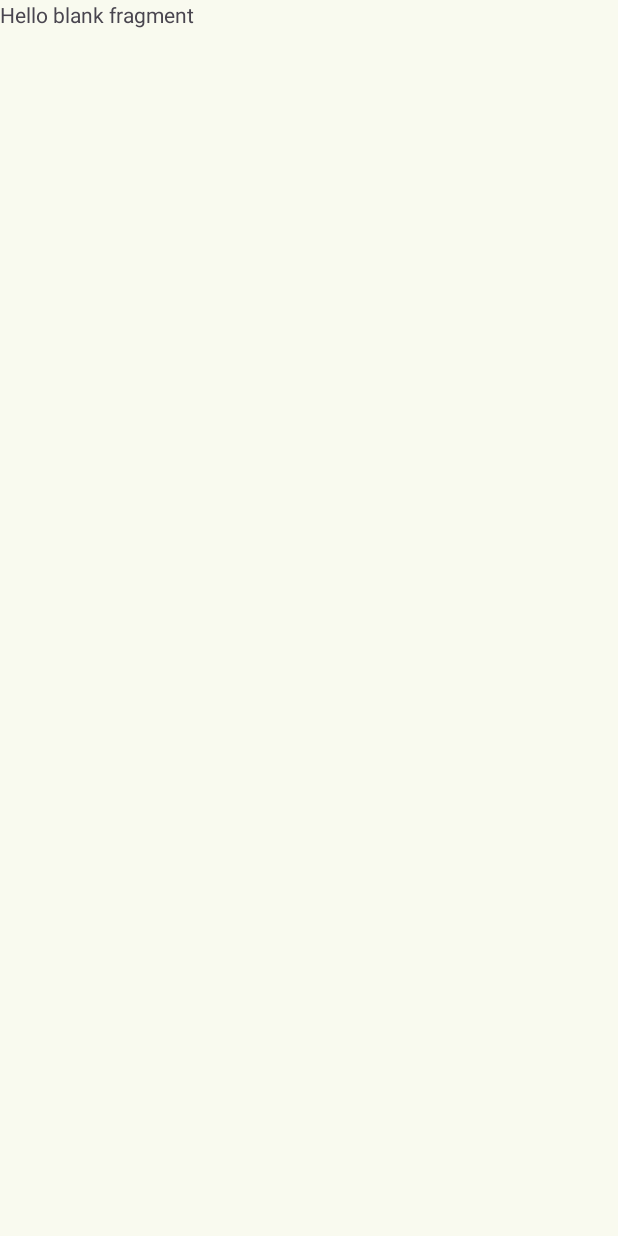
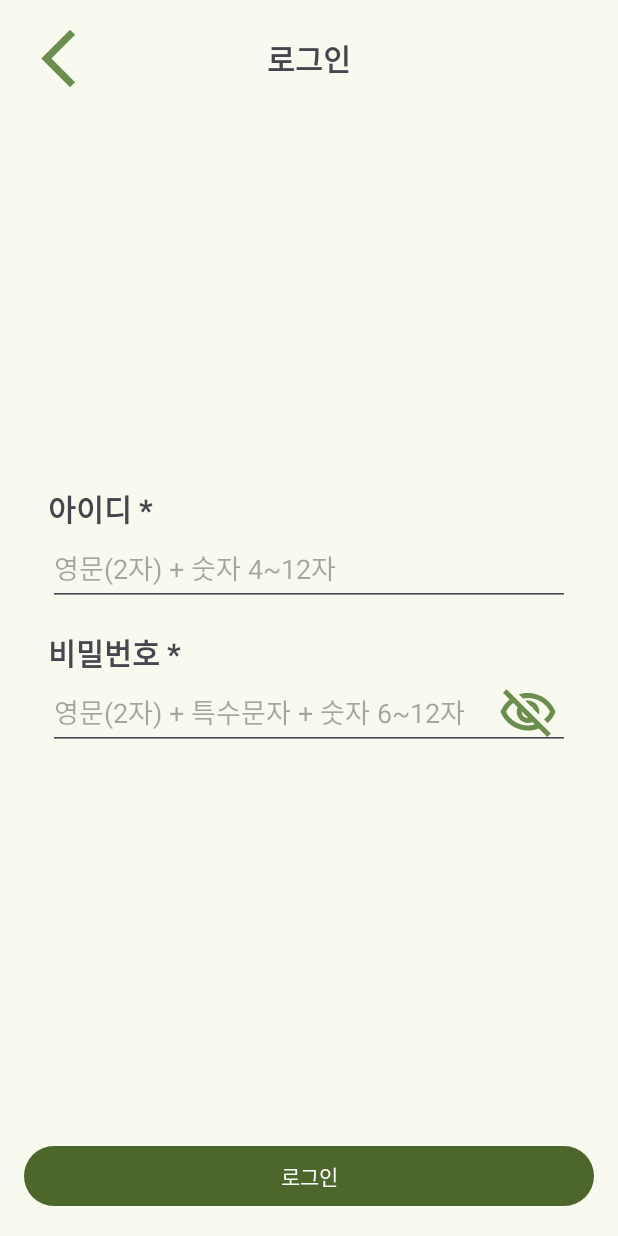
Before and after one commit to MunkiJeon/Sparta_Onboarding_Quest, an Android app: the SigninFragment screen opened through its navigation route, on a phone screen of 412 x 824 dp. Before the commit the screen is almost empty. Run offline under Robolectric (Android 15) with nearby library versions, the phone set to English and light mode, and no system bars.

Commit message:
로그인 화면 쉐어드 + 롬 진행중

```diff
--- a/app/build.gradle.kts
+++ b/app/build.gradle.kts
@@ -1,6 +1,7 @@
 plugins {
     alias(libs.plugins.android.application)
     alias(libs.plugins.jetbrains.kotlin.android)
+    id("kotlin-parcelize")
 }
 
 android {
--- /dev/null
+++ b/app/src/main/java/com/example/sparta_onboarding_quest/data/UserData.kt
@@ -0,0 +1,14 @@
+package com.example.sparta_onboarding_quest.data
+
+import android.os.Parcelable
+import kotlinx.android.parcel.Parcelize
+
+@Parcelize
+data class UserData(
+    var id: String,
+    var pw: String,
+    var name: String,
+    var age: String = "20",
+    var mbti: String = "ESTJ",
+    var gender: String = "남성"
+) : Parcelable
--- a/app/src/main/java/com/example/sparta_onboarding_quest/data/UserDataManager.kt
+++ b/app/src/main/java/com/example/sparta_onboarding_quest/data/UserDataManager.kt
@@ -2,10 +2,13 @@ package com.example.sparta_onboarding_quest.data
 
 import android.content.Context
 import android.content.SharedPreferences
+import org.json.JSONObject
+import java.io.File
 
 class UserDataManager(context: Context) {
     private val sharedPreferences: SharedPreferences =
         context.getSharedPreferences("User_DATA", Context.MODE_PRIVATE)
+    private val userDataFile = File(context.filesDir, "user_data.json")
 
     fun saveUserData(
         userId: String,
@@ -24,7 +27,24 @@ class UserDataManager(context: Context) {
             putString("gender", gender)
             apply() // 변경사항 저장
         }
+
+        // 내부 저장소 JSON 파일에 저장
+        val userJson = JSONObject().apply {
+            put("user_id", userId)
+            put("password", password)
+            put("name", name)
+            put("birth_date", birthDate)
+            put("mbti", mbti)
+            put("gender", gender)
+        }
+
+        // 기존 데이터를 가져와 추가
+        val allUserData = getAllUserDataFromFile().apply {
+            put(userId, userJson)
+        }
+        userDataFile.writeText(allUserData.toString())
     }
+
 
     // 사용자 데이터를 가져오는 함수
     fun getUserData(userId: String): Map<String, String?> {
@@ -32,9 +52,24 @@ class UserDataManager(context: Context) {
             "user_id" to userId,
             "password" to sharedPreferences.getString("${userId}_password", null),
             "name" to sharedPreferences.getString("${userId}_name", null),
-            "birth_date" to sharedPreferences.getString("${userId}_birth_date", null),
+            "age" to sharedPreferences.getString("${userId}_age", null),
             "mbti" to sharedPreferences.getString("${userId}_mbti", null),
             "gender" to sharedPreferences.getString("${userId}_gender", null)
         )
     }
+
+    // 내부 저장소 JSON 파일에서 전체 사용자 데이터를 가져오는 함수
+    private fun getAllUserDataFromFile(): JSONObject {
+        return if (userDataFile.exists()) {
+            JSONObject(userDataFile.readText())
+        } else {
+            JSONObject()
+        }
+    }
+
+    // userId를 받아 해당 ID로 저장된 사용자 데이터를 내부 저장소 JSON 파일에서 가져오는 함수
+    fun getUserDataFromFile(userId: String): JSONObject? {
+        val allUserData = getAllUserDataFromFile()
+        return allUserData.optJSONObject(userId)
+    }
 }
--- a/app/src/main/java/com/example/sparta_onboarding_quest/ui/SignupFragment.kt
+++ b/app/src/main/java/com/example/sparta_onboarding_quest/ui/SignupFragment.kt
@@ -22,8 +22,6 @@ import java.util.Calendar
 class SignupFragment : Fragment() {
     private var _binding: FragmentSignupBinding? = null
     private val binding get() = _binding!!
-
-    private val userDataManager = UserDataManager(requireActivity())
 
     private var idCheck = false
     private var pwCheck = false
@@ -97,18 +95,17 @@ class SignupFragment : Fragment() {
                     strName = signupName.text.toString()
                 }
 
-//                Log.d("userdata","${signupId.text}\n" +
-//                        "${signupPw.text}\n" +
-//                        "${signupName.text} ${strMbti} ${strGender} ${strAge}")
-//                userDataManager.saveUserData(
-//                    userId = signupId.text.toString(),
-//                    password = signupPw.text.toString(),
-//                    name = strName,
-//                    birthDate = strAge,
-//                    gender = strGender,
-//                    mbti = strMbti
-//                )
-                findNavController().navigate(R.id.move_to_signin)
+                val userDataManager = UserDataManager(requireContext())
+                userDataManager.saveUserData(
+                    userId = signupId.text.toString(),
+                    password = signupPw.text.toString(),
+                    name = strName,
+                    birthDate = strAge,
+                    mbti = strMbti,
+                    gender = strGender
+                )
+//                findNavController().navigate(R.id.move_to_signin)
+                findNavController().navigate(R.id.move_to_home)
             }
         }
         return root
--- a/app/src/main/res/layout/fragment_signin.xml
+++ b/app/src/main/res/layout/fragment_signin.xml
@@ -1,13 +1,111 @@
 <?xml version="1.0" encoding="utf-8"?>
 <androidx.constraintlayout.widget.ConstraintLayout xmlns:android="http://schemas.android.com/apk/res/android"
+    xmlns:app="http://schemas.android.com/apk/res-auto"
     xmlns:tools="http://schemas.android.com/tools"
     android:layout_width="match_parent"
     android:layout_height="match_parent"
+    android:padding="16dp"
     tools:context=".ui.SigninFragment">
 
+    <ImageButton
+        android:id="@+id/sigin_back"
+        android:layout_width="46dp"
+        android:layout_height="46dp"
+        android:scaleType="fitCenter"
+        android:translationZ="100dp"
+        android:src="@drawable/baseline_arrow_back_ios_new_24"
+        android:background="@android:color/transparent"
+        app:layout_constraintTop_toTopOf="parent"
+        app:layout_constraintStart_toStartOf="parent"/>
+
     <TextView
+        android:layout_width="wrap_content"
+        android:layout_height="wrap_content"
+        android:text="로그인"
+        android:textSize="20dp"
+        android:textStyle="bold"
+        app:layout_constraintBottom_toBottomOf="@+id/sigin_back"
+        app:layout_constraintEnd_toEndOf="parent"
+        app:layout_constraintStart_toStartOf="parent"
+        app:layout_constraintTop_toTopOf="@+id/sigin_back"/>
+
+    <androidx.constraintlayout.widget.ConstraintLayout
         android:layout_width="match_parent"
-        android:layout_height="match_parent"
-        android:text="@string/hello_blank_fragment" />
+        android:layout_height="wrap_content"
+        android:paddingHorizontal="16dp"
+        android:paddingVertical="46dp"
+        app:layout_constraintBottom_toBottomOf="parent"
+        app:layout_constraintEnd_toEndOf="parent"
+        app:layout_constraintStart_toStartOf="parent"
+        app:layout_constraintTop_toTopOf="parent">
+
+        <TextView
+            android:id="@+id/sigin_id_title"
+            android:layout_width="wrap_content"
+            android:layout_height="wrap_content"
+            android:text="아이디 *"
+            android:textSize="20dp"
+            android:textStyle="bold"
+            app:layout_constraintStart_toStartOf="parent"
+            app:layout_constraintTop_toTopOf="parent" />
+
+        <com.google.android.material.textfield.TextInputEditText
+            android:id="@+id/sigin_id"
+            android:layout_width="match_parent"
+            android:layout_height="50dp"
+            android:hint="영문(2자) + 숫자 4~12자"
+            android:inputType="text"
+            android:maxLength="12"
+            android:maxLines="1"
+            app:layout_constraintStart_toStartOf="@+id/sigin_id_title"
+            app:layout_constraintTop_toBottomOf="@+id/sigin_id_title" />
+
+        <TextView
+            android:id="@+id/sigin_pw_title"
+            android:layout_width="wrap_content"
+            android:layout_height="wrap_content"
+            android:layout_marginTop="16dp"
+            android:gravity="center_horizontal"
+            android:text="비밀번호 *"
+            android:textSize="20dp"
+            android:textStyle="bold"
+            app:layout_constraintStart_toStartOf="@+id/sigin_id"
+            app:layout_constraintTop_toBottomOf="@+id/sigin_id" />
+
+        <com.google.android.material.textfield.TextInputEditText
+            android:id="@+id/sigin_pw"
+            android:layout_width="match_parent"
+            android:layout_height="50dp"
+            android:ems="10"
+            android:hint="영문(2자) + 특수문자 + 숫자 6~12자"
+            android:inputType="textPassword"
+            android:maxLength="12"
+            android:maxLines="1"
+            app:layout_constraintEnd_toEndOf="parent"
+            app:layout_constraintStart_toStartOf="parent"
+            app:layout_constraintTop_toBottomOf="@+id/sigin_pw_title" />
+
+        <ToggleButton
+            android:id="@+id/sigin_pw_visibility"
+            android:layout_width="40dp"
+            android:layout_height="40dp"
+            android:layout_marginEnd="8dp"
+            android:background="@drawable/pw_visible"
+            android:textOff=""
+            android:textOn=""
+            app:layout_constraintBottom_toBottomOf="@+id/sigin_pw"
+            app:layout_constraintEnd_toEndOf="@+id/sigin_pw"
+            app:layout_constraintTop_toTopOf="@+id/sigin_pw" />
+    </androidx.constraintlayout.widget.ConstraintLayout>
+
+    <Button
+        android:id="@+id/sigin_login"
+        android:layout_width="match_parent"
+        android:layout_height="wrap_content"
+        android:text="로그인"
+        app:layout_constraintBottom_toBottomOf="parent"
+        app:layout_constraintEnd_toEndOf="parent"
+        app:layout_constraintStart_toStartOf="parent" />
+
 
 </androidx.constraintlayout.widget.ConstraintLayout>
--- a/app/src/main/res/navigation/nav_graph.xml
+++ b/app/src/main/res/navigation/nav_graph.xml
@@ -11,7 +11,6 @@
         android:label="fragment_home"
         tools:layout="@layout/fragment_home">
     </fragment>
-
     <fragment
         android:id="@+id/signupFragment"
         android:name="com.example.sparta_onboarding_quest.ui.SignupFragment"
@@ -21,7 +20,11 @@
         android:id="@+id/signinFragment"
         android:name="com.example.sparta_onboarding_quest.ui.SigninFragment"
         android:label="fragment_signin"
-        tools:layout="@layout/fragment_signin" />
+        tools:layout="@layout/fragment_signin" >
+        <action
+            android:id="@+id/action_signinFragment_to_homeFragment"
+            app:destination="@id/homeFragment" />
+    </fragment>
 
     <action
         android:id="@+id/move_to_signin"
```
